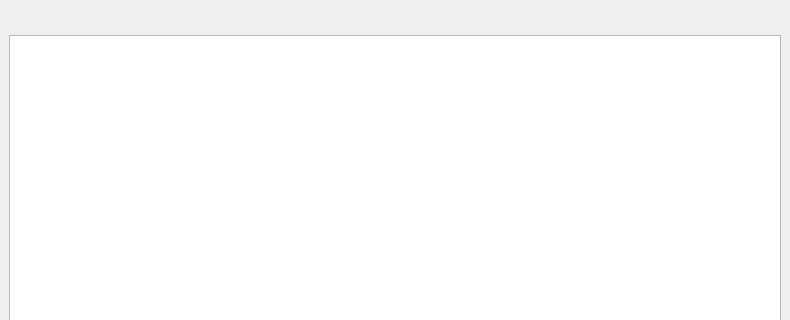
This is mainwindow.ui in nstrikos/dpdf as Qt 5 draws it before an edit; both pictures show x 0 to 790 and y 0 to 320 of the 790 by 625 pixel window. The edited form follows.
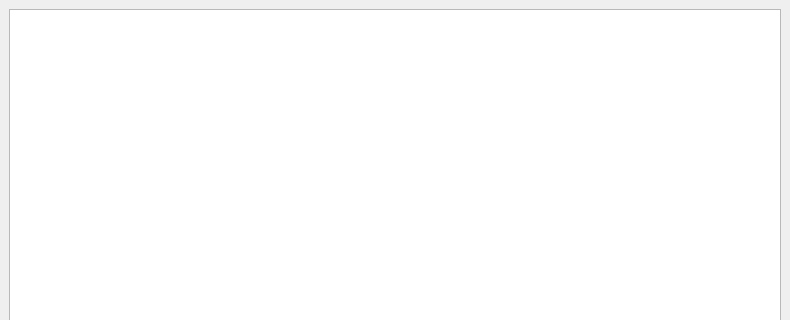
This is the edited form.

Diff of the .ui file:
```diff
--- a/mainwindow.ui
+++ b/mainwindow.ui
@@ -17,50 +17,6 @@
    <layout class="QGridLayout" name="gridLayout">
     <item row="0" column="0">
      <layout class="QVBoxLayout" name="verticalLayout">
-      <item>
-       <layout class="QHBoxLayout" name="horizontalLayout" stretch="0,0,0,0">
-        <item>
-         <spacer name="horizontalSpacer">
-          <property name="orientation">
-           <enum>Qt::Horizontal</enum>
-          </property>
-          <property name="sizeHint" stdset="0">
-           <size>
-            <width>40</width>
-            <height>20</height>
-           </size>
-          </property>
-         </spacer>
-        </item>
-        <item>
-         <widget class="QLabel" name="label">
-          <property name="text">
-           <string/>
-          </property>
-         </widget>
-        </item>
-        <item>
-         <widget class="QLabel" name="label_2">
-          <property name="text">
-           <string/>
-          </property>
-         </widget>
-        </item>
-        <item>
-         <spacer name="horizontalSpacer_2">
-          <property name="orientation">
-           <enum>Qt::Horizontal</enum>
-          </property>
-          <property name="sizeHint" stdset="0">
-           <size>
-            <width>40</width>
-            <height>20</height>
-           </size>
-          </property>
-         </spacer>
-        </item>
-       </layout>
-      </item>
       <item>
        <widget class="QPlainTextEdit" name="plainTextEdit">
         <property name="minimumSize">
```
Left out of the diff: 2 changed lines with no effect on the pictures.
